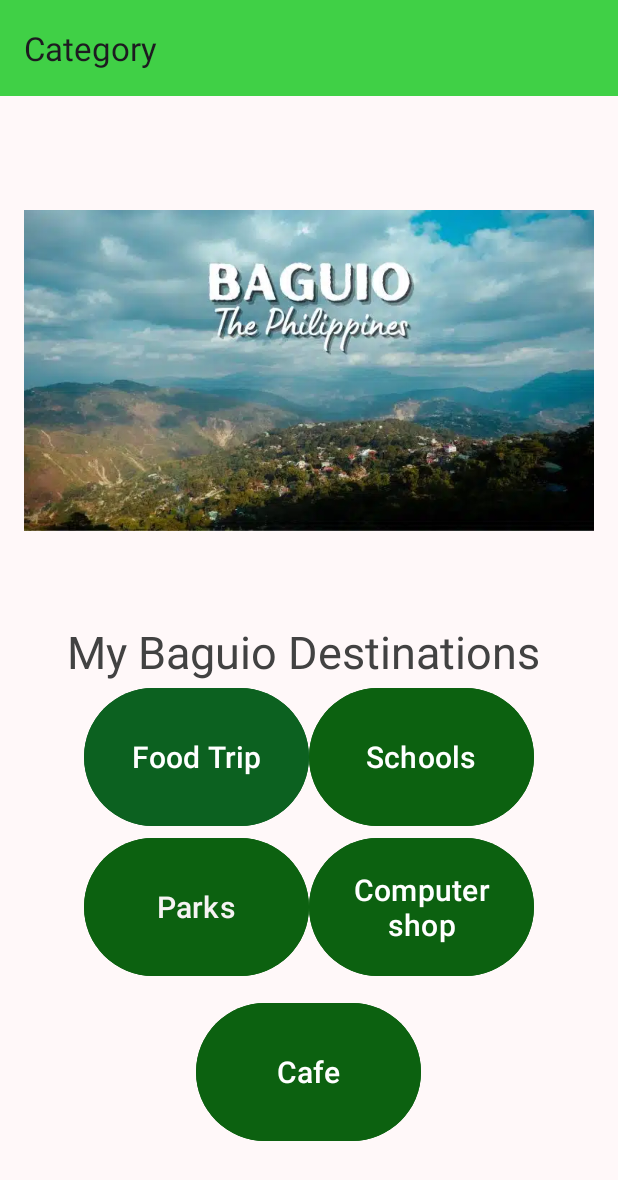
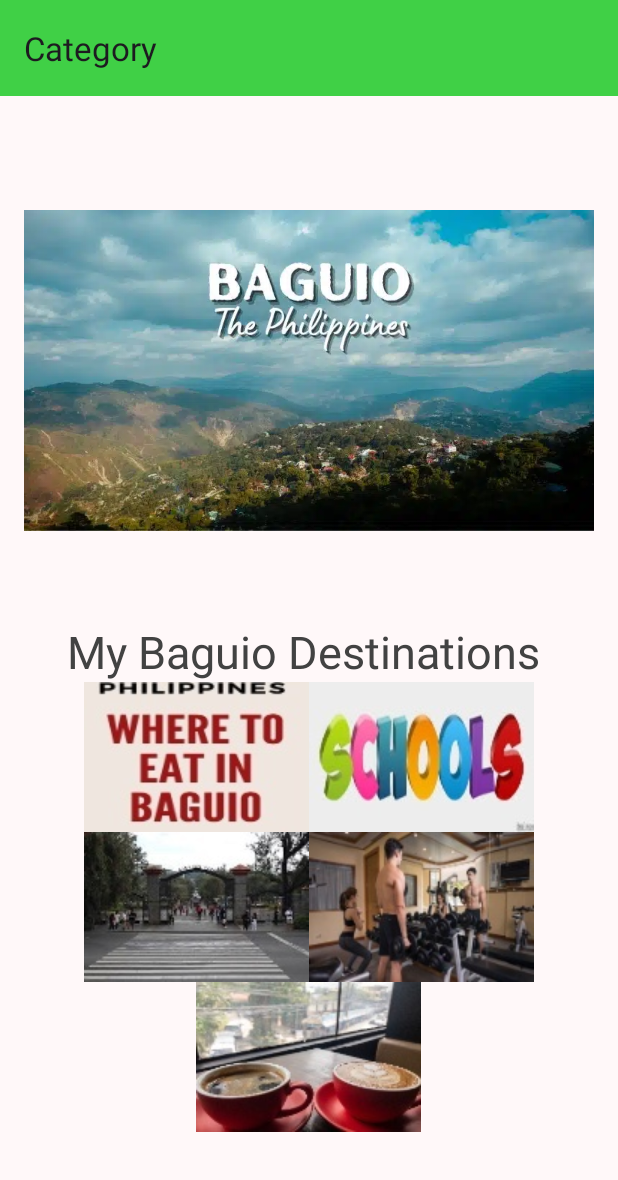
Before and after one commit to CHARLESAGANO/cc17-3k-aganocb-act7, an Android app: the screen it shows after launch (MainActivity), on a phone screen of 412 x 824 dp. Shown: the top 1180 px of the screen. Run offline under Robolectric (Android 15) with nearby library versions, the phone set to English and light mode, and no system bars; our stand-ins replace navigation-ui.

```diff
--- a/app/src/main/java/com/example/act7BaguioCity/MainFragment.kt
+++ b/app/src/main/java/com/example/act7BaguioCity/MainFragment.kt
@@ -30,8 +30,8 @@ class MainFragment : Fragment() {
         binding.parksButton.setOnClickListener {
             navigateToCategory("Parks")
         }
-        binding.computerShopButton.setOnClickListener {
-            navigateToCategory("Computer Shop")
+        binding.gymsButton.setOnClickListener {
+            navigateToCategory("Gyms")
         }
         binding.cafeButton.setOnClickListener {
             navigateToCategory("Cafe")
--- a/app/src/main/res/layout/fragment_main.xml
+++ b/app/src/main/res/layout/fragment_main.xml
@@ -26,8 +26,6 @@
         android:textAlignment="center"
         android:textColor="@color/cardview_dark_background"
         android:textSize="30sp"/>
-
-    <!-- Buttons for categories -->
     <LinearLayout
         android:layout_width="wrap_content"
         android:layout_height="wrap_content"
@@ -35,25 +33,18 @@
         android:gravity="center">
 
 
+        <ImageButton
+            android:id="@+id/food_trip_button"
+            android:layout_width="150dp"
+            android:layout_height="100dp"
+            android:src="@drawable/foodtripimagebutton__10_" />
 
 
-    <Button
-        android:id="@+id/food_trip_button"
-        android:layout_width="150dp"
-        android:layout_height="100dp"
-        android:backgroundTint="#0C6120"
-        android:text="Food Trip"
-        android:textColor="@color/white"
-        android:textSize="20sp" />
-
-        <Button
+        <ImageButton
             android:id="@+id/schools_button"
             android:layout_width="150dp"
             android:layout_height="100dp"
-            android:backgroundTint="#0C6110"
-            android:text="Schools"
-            android:textColor="@color/white"
-            android:textSize="20sp" />
+            android:src="@drawable/schools__1_" />
     </LinearLayout>
 
     <LinearLayout
@@ -62,37 +53,25 @@
         android:orientation="horizontal"
         android:gravity="center">
 
-        <Button
+        <ImageButton
             android:id="@+id/parks_button"
             android:layout_width="150dp"
             android:layout_height="100dp"
+            android:src="@drawable/parks__1_" />
 
-            android:backgroundTint="#0C6110"
-            android:text="Parks"
-            android:textColor="#F6F3F3"
-            android:textSize="20sp" />
 
-        <Button
-            android:id="@+id/computer_Shop_button"
+        <ImageButton
+            android:id="@+id/gyms_button"
             android:layout_width="150dp"
             android:layout_height="100dp"
-            android:backgroundTint="#0C6110"
-            android:text="Computer shop"
-            android:textColor="@color/white"
-            android:textSize="20sp" />
-
+            android:src="@drawable/gyms__1_"/>
     </LinearLayout>
 
-
-    <Button
+    <ImageButton
         android:id="@+id/cafe_button"
         android:layout_width="150dp"
         android:layout_height="100dp"
-        android:text="Cafe"
-        android:textSize="20sp"
-        android:layout_marginTop="10dp"
-        android:backgroundTint="#0C6110"
-        android:textColor="@color/white"/>
+        android:src="@drawable/cafe__1_"/>
 
 
 </LinearLayout>
--- a/app/src/main/res/layout/fragment_overview.xml
+++ b/app/src/main/res/layout/fragment_overview.xml
@@ -10,6 +10,7 @@
         android:id="@+id/placeImage"
         android:layout_width="wrap_content"
         android:layout_height="300dp"
+        android:layout_gravity="center"
         android:scaleType="centerCrop"
         android:src="@drawable/cover_photo" />
 
```
Also changed, not shown: app/src/main/res/drawable/cafe__1_.jpeg (added), app/src/main/res/drawable/foodtripimagebutton__10_.jpeg (added), app/src/main/res/drawable/gyms__1_.jpeg (added), app/src/main/res/drawable/parks__1_.jpeg (added), app/src/main/res/drawable/schools.jpeg (added), app/src/main/res/drawable/schools__1_.jpeg (added).
